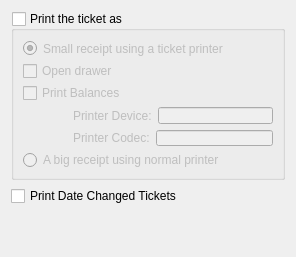
Above: src/ui/pref_printers.ui from miguelchavez/lemonpos before the change. Below: the same form after it.
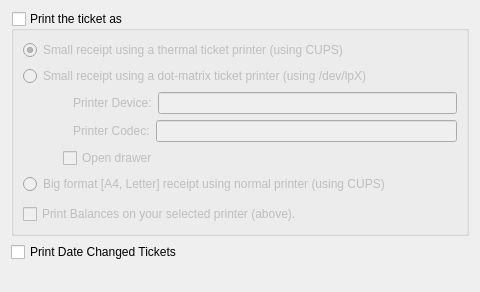
That is the form after the change.

Commit message: Adding separated classes for printing, adding new cups printing stuff on config dialog

Patch:
```diff
--- a/src/ui/pref_printers.ui
+++ b/src/ui/pref_printers.ui
@@ -6,15 +6,15 @@
    <rect>
     <x>0</x>
     <y>0</y>
-    <width>296</width>
-    <height>257</height>
+    <width>480</width>
+    <height>292</height>
    </rect>
   </property>
   <property name="windowTitle">
    <string>Form</string>
   </property>
-  <layout class="QGridLayout" name="gridLayout">
-   <item row="1" column="0" colspan="2">
+  <layout class="QVBoxLayout" name="verticalLayout_2">
+   <item>
     <widget class="QGroupBox" name="kcfg_printTicket">
      <property name="sizePolicy">
       <sizepolicy hsizetype="Minimum" vsizetype="Minimum">
@@ -41,7 +41,7 @@
       <item>
        <widget class="QRadioButton" name="kcfg_smallTicket">
         <property name="text">
-         <string>Small receipt using a ticket printer</string>
+         <string>Small receipt using a thermal ticket printer (using CUPS)</string>
         </property>
         <property name="checked">
          <bool>true</bool>
@@ -49,16 +49,18 @@
        </widget>
       </item>
       <item>
-       <widget class="QCheckBox" name="kcfg_openDrawer">
-        <property name="text">
-         <string>Open drawer</string>
+       <widget class="QRadioButton" name="kcfg_smallTicketDotMatrix">
+        <property name="sizePolicy">
+         <sizepolicy hsizetype="MinimumExpanding" vsizetype="Fixed">
+          <horstretch>0</horstretch>
+          <verstretch>0</verstretch>
+         </sizepolicy>
         </property>
-       </widget>
-      </item>
-      <item>
-       <widget class="QCheckBox" name="kcfg_printBalances">
         <property name="text">
-         <string>Print Balances</string>
+         <string>Small receipt using a dot-matrix ticket printer (using /dev/lpX)</string>
+        </property>
+        <property name="checked">
+         <bool>false</bool>
         </property>
        </widget>
       </item>
@@ -96,24 +98,74 @@
         </item>
        </layout>
       </item>
+      <item>
+       <layout class="QHBoxLayout" name="horizontalLayout_3">
+        <item>
+         <spacer name="horizontalSpacer">
+          <property name="orientation">
+           <enum>Qt::Horizontal</enum>
+          </property>
+          <property name="sizeType">
+           <enum>QSizePolicy::Maximum</enum>
+          </property>
+          <property name="sizeHint" stdset="0">
+           <size>
+            <width>40</width>
+            <height>20</height>
+           </size>
+          </property>
+         </spacer>
+        </item>
+        <item>
+         <widget class="QCheckBox" name="kcfg_openDrawer">
+          <property name="text">
+           <string>Open drawer</string>
+          </property>
+         </widget>
+        </item>
+       </layout>
+      </item>
       <item>
        <widget class="QRadioButton" name="kcfg_bigReceipt">
         <property name="text">
-         <string>A big receipt using normal printer</string>
+         <string>Big format [A4, Letter] receipt using normal printer (using CUPS)</string>
+        </property>
+       </widget>
+      </item>
+      <item>
+       <spacer name="verticalSpacer">
+        <property name="orientation">
+         <enum>Qt::Vertical</enum>
+        </property>
+        <property name="sizeType">
+         <enum>QSizePolicy::MinimumExpanding</enum>
+        </property>
+        <property name="sizeHint" stdset="0">
+         <size>
+          <width>20</width>
+          <height>4</height>
+         </size>
+        </property>
+       </spacer>
+      </item>
+      <item>
+       <widget class="QCheckBox" name="kcfg_printBalances">
+        <property name="text">
+         <string>Print Balances on your selected printer (above).</string>
         </property>
        </widget>
       </item>
      </layout>
     </widget>
    </item>
-   <item row="2" column="0">
+   <item>
     <widget class="QCheckBox" name="kcfg_printChangedDateTicket">
      <property name="text">
       <string>Print Date Changed Tickets</string>
      </property>
     </widget>
    </item>
-   <item row="3" column="1">
+   <item>
     <spacer>
      <property name="orientation">
       <enum>Qt::Vertical</enum>
@@ -124,7 +176,7 @@
      <property name="sizeHint" stdset="0">
       <size>
        <width>20</width>
-       <height>40</height>
+       <height>10</height>
       </size>
      </property>
     </spacer>
```
Left out of the diff: 2 changed lines with no effect on the pictures.
